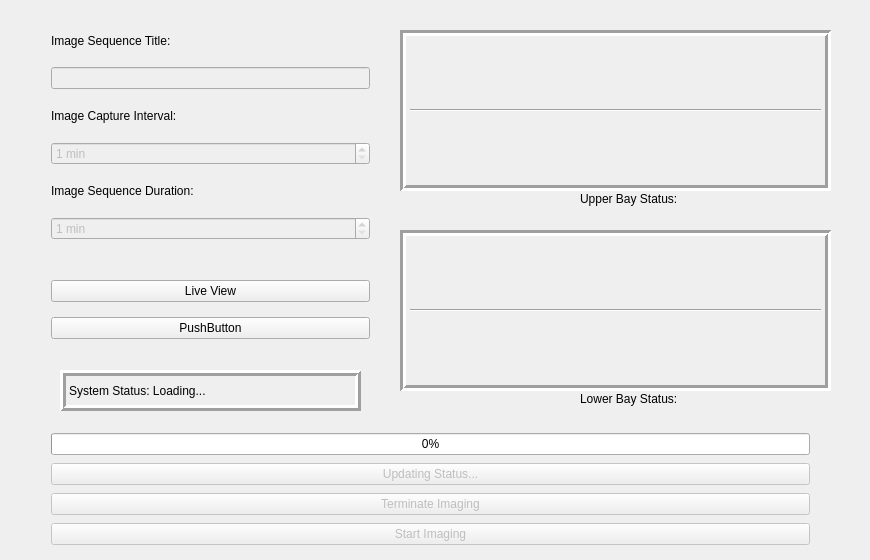
CoSE-Jerry/ABCD, file _ui/Demo.ui: the form before one commit.
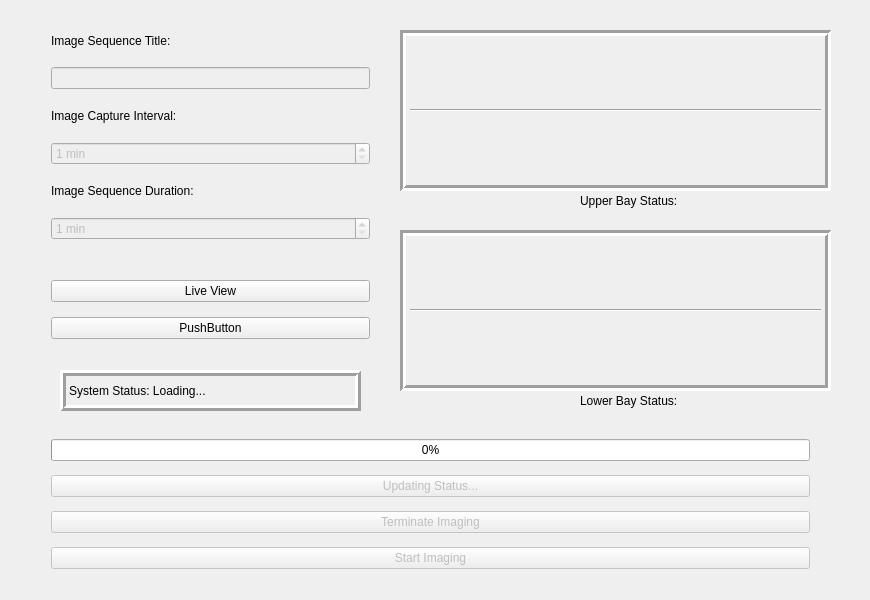
The form after the commit. Icons and pictures are not drawn.

What changed in the file:
```diff
--- a/_ui/Demo.ui
+++ b/_ui/Demo.ui
@@ -7,7 +7,7 @@
     <x>0</x>
     <y>0</y>
     <width>870</width>
-    <height>560</height>
+    <height>600</height>
    </rect>
   </property>
   <property name="sizePolicy">
@@ -19,13 +19,13 @@
   <property name="minimumSize">
    <size>
     <width>500</width>
-    <height>560</height>
+    <height>600</height>
    </size>
   </property>
   <property name="maximumSize">
    <size>
     <width>1000</width>
-    <height>560</height>
+    <height>600</height>
    </size>
   </property>
   <property name="windowTitle">
@@ -573,7 +573,7 @@
       <x>580</x>
       <y>190</y>
       <width>111</width>
-      <height>17</height>
+      <height>21</height>
      </rect>
     </property>
     <property name="frameShape">
@@ -589,7 +589,7 @@
       <x>580</x>
       <y>390</y>
       <width>111</width>
-      <height>17</height>
+      <height>21</height>
      </rect>
     </property>
     <property name="frameShape">
@@ -634,7 +634,7 @@
       <x>40</x>
       <y>420</y>
       <width>781</width>
-      <height>141</height>
+      <height>171</height>
      </rect>
     </property>
     <layout class="QVBoxLayout" name="verticalLayout_3">
```
